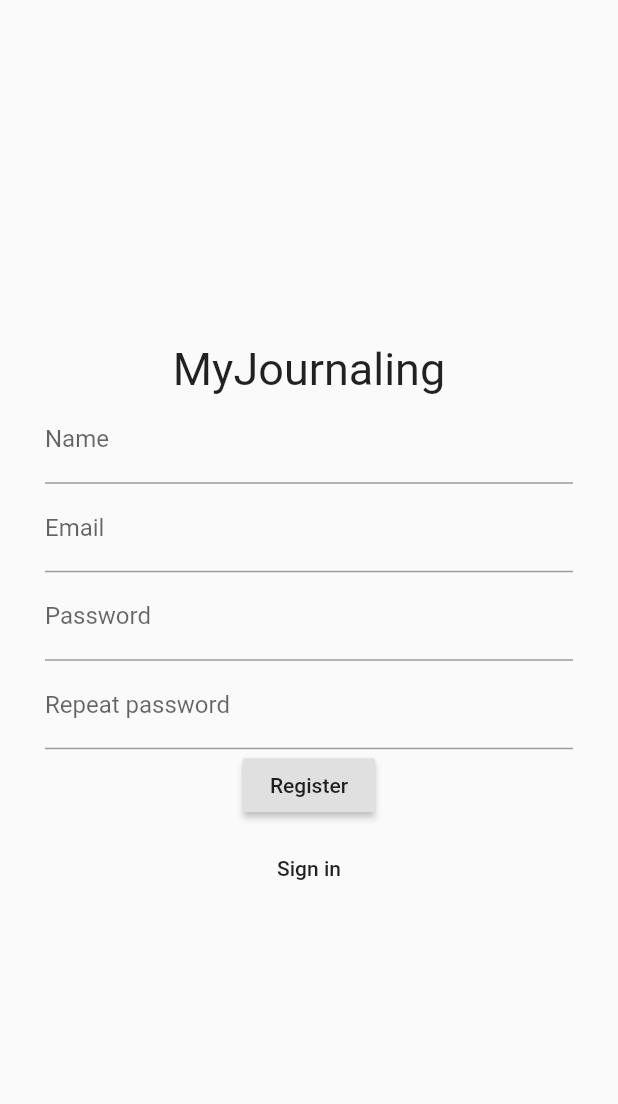
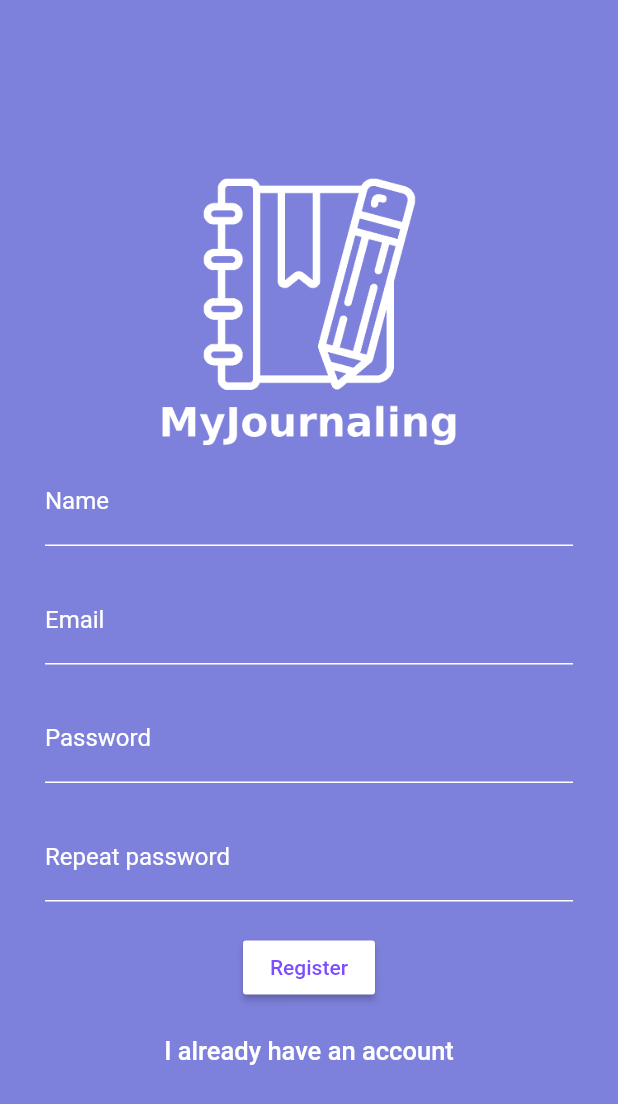
Before and after one commit to DarylvdBerg/my_journaling, a Flutter app: the screen it shows after launch, after a tap on "I dont have an account yet", on a phone screen of 412 x 824 dp. Shown: the top 1104 px of the screen. Run offline on Flutter 3.47's test engine with Material 2 defaults, Android fonts, the phone set to English and light mode, and no system bars; our stand-ins replace cloud_firestore, email_validator, firebase_auth, flutter_local_notifications, shared_preferences; accounts and stored records are empty.

Commit message:
New app icon and logo Styling to login and register complete.

```diff
--- a/lib/screens/login_view.dart
+++ b/lib/screens/login_view.dart
@@ -105,7 +105,7 @@ class _LoginViewState extends State<LoginView> {
                     child: Text(
                       'Login',
                       style: TextStyle(
-                        color: Color(Colors.deepPurpleAccent.value),
+                        color: Colors.deepPurpleAccent,
                       ),
                     ),
                   ),
--- a/lib/screens/register_view.dart
+++ b/lib/screens/register_view.dart
@@ -2,7 +2,6 @@ import 'package:email_validator/email_validator.dart';
 import 'package:flutter/material.dart';
 import 'package:my_journaling/screens/home_view.dart';
 import 'package:my_journaling/services/auth.dart';
-import 'package:my_journaling/widgets/app_name.dart';
 
 class RegisterView extends StatefulWidget {
   @override
@@ -10,7 +9,6 @@ class RegisterView extends StatefulWidget {
 }
 
 class _RegisterViewState extends State<RegisterView> {
-
   String _name, _email, _password, _repeatPassword = '';
 
   AuthService _auth = AuthService();
@@ -22,17 +20,37 @@ class _RegisterViewState extends State<RegisterView> {
     return Scaffold(
       key: _scaffoldKey,
       body: Container(
+        color: Color(0xff7e81db),
+        height: double.infinity,
+        width: double.infinity,
         padding: EdgeInsets.all(30),
+        child: Center(
+          child: SingleChildScrollView(
             child: Column(
               mainAxisAlignment: MainAxisAlignment.center,
               children: <Widget>[
-            AppName(),
+                Image(
+                  image: AssetImage('assets/app_logo.png'),
+                ),
                 Form(
                   key: _formKey,
                   child: Column(
                     children: <Widget>[
                       TextFormField(
-                    decoration: InputDecoration(labelText: 'Name'),
+                        decoration: InputDecoration(
+                          labelText: 'Name',
+                          labelStyle: TextStyle(color: Colors.white),
+                          enabledBorder: UnderlineInputBorder(
+                            borderSide: BorderSide(color: Colors.white),
+                          ),
+                          focusedBorder: UnderlineInputBorder(
+                            borderSide: BorderSide(color: Colors.white),
+                          ),
+                        ),
+                        cursorColor: Colors.white,
+                        style: TextStyle(
+                          color: Colors.white,
+                        ),
                         validator: (input) {
                           if (input.isEmpty) {
                             return 'Please enter your name';
@@ -43,8 +61,24 @@ class _RegisterViewState extends State<RegisterView> {
                           setState(() => _name = input);
                         },
                       ),
+                      SizedBox(
+                        height: 20,
+                      ),
                       TextFormField(
-                    decoration: InputDecoration(labelText: 'Email'),
+                        decoration: InputDecoration(
+                          labelText: 'Email',
+                          labelStyle: TextStyle(color: Colors.white),
+                          enabledBorder: UnderlineInputBorder(
+                            borderSide: BorderSide(color: Colors.white),
+                          ),
+                          focusedBorder: UnderlineInputBorder(
+                            borderSide: BorderSide(color: Colors.white),
+                          ),
+                        ),
+                        cursorColor: Colors.white,
+                        style: TextStyle(
+                          color: Colors.white
+                        ),
                         keyboardType: TextInputType.emailAddress,
                         validator: (input) {
                           if (!EmailValidator.validate(input)) {
@@ -60,8 +94,24 @@ class _RegisterViewState extends State<RegisterView> {
                           setState(() => _email = input);
                         },
                       ),
+                      SizedBox(
+                        height: 20,
+                      ),
                       TextFormField(
-                    decoration: InputDecoration(labelText: 'Password'),
+                        decoration: InputDecoration(
+                          labelText: 'Password',
+                          labelStyle: TextStyle(color: Colors.white),
+                          enabledBorder: UnderlineInputBorder(
+                            borderSide: BorderSide(color: Colors.white),
+                          ),
+                          focusedBorder: UnderlineInputBorder(
+                            borderSide: BorderSide(color: Colors.white),
+                          ),
+                        ),
+                        cursorColor: Colors.white,
+                        style: TextStyle(
+                            color: Colors.white
+                        ),
                         obscureText: true,
                         validator: (input) {
                           if (input.isEmpty) {
@@ -78,15 +128,31 @@ class _RegisterViewState extends State<RegisterView> {
                           setState(() => _password = input);
                         },
                       ),
+                      SizedBox(
+                        height: 20,
+                      ),
                       TextFormField(
-                    decoration: InputDecoration(labelText: 'Repeat password'),
+                        decoration: InputDecoration(
+                          labelText: 'Repeat password',
+                          labelStyle: TextStyle(color: Colors.white),
+                          enabledBorder: UnderlineInputBorder(
+                            borderSide: BorderSide(color: Colors.white),
+                          ),
+                          focusedBorder: UnderlineInputBorder(
+                            borderSide: BorderSide(color: Colors.white),
+                          ),
+                        ),
+                        cursorColor: Colors.white,
+                        style: TextStyle(
+                            color: Colors.white
+                        ),
                         obscureText: true,
                         validator: (input) {
                           if (input.isEmpty) {
                             return 'Please repeat your password';
                           }
 
-                      if(input != _password) {
+                          if (input != _password) {
                             return 'Confirmation password does not match password';
                           }
                           return null;
@@ -95,19 +161,36 @@ class _RegisterViewState extends State<RegisterView> {
                           setState(() => _repeatPassword = input);
                         },
                       ),
+                      SizedBox(
+                        height: 20,
+                      ),
                       RaisedButton(
+                        color: Colors.white,
                         onPressed: () => _register(),
-                    child: Text('Register'),
+                        child: Text(
+                          'Register',
+                          style: TextStyle(
+                            color: Colors.deepPurpleAccent,
+                          ),
+                        ),
                       ),
                       FlatButton(
                         padding: EdgeInsets.only(top: 15),
                         onPressed: () => Navigator.pop(context),
-                    child: Text('Sign in'),
+                        child: Text(
+                          'I already have an account',
+                          style: TextStyle(
+                            color: Colors.white,
+                            fontSize: 17,
+                          ),
+                        ),
                       ),
                     ],
                   ),
                 ),
               ],
+            ),
+          ),
         ),
       ),
     );
@@ -123,9 +206,8 @@ class _RegisterViewState extends State<RegisterView> {
           content: Text('Please enter valid information!'),
         ));
       } else {
-        Navigator.pushReplacement(context, MaterialPageRoute(
-          builder: (context) => HomeView())
-        );
+        Navigator.pushReplacement(
+            context, MaterialPageRoute(builder: (context) => HomeView()));
       }
     }
   }
```
Also changed, not shown: assets/app_logo.png, 25 other files. Lines whose indentation alone changed are shown as unchanged.
